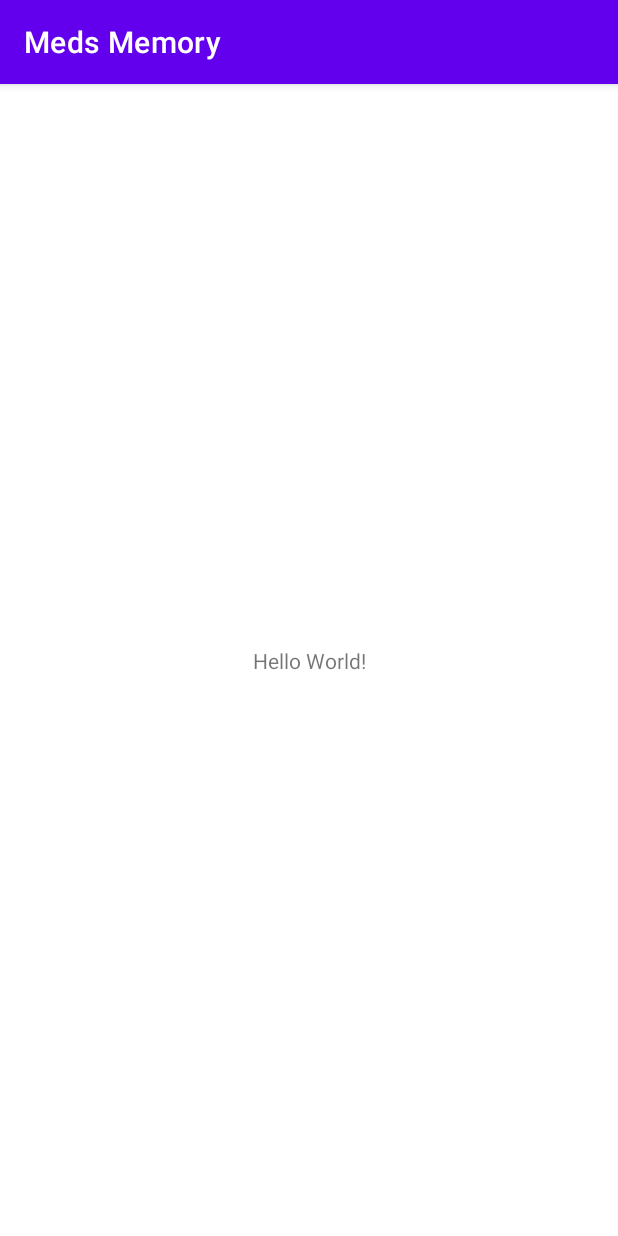
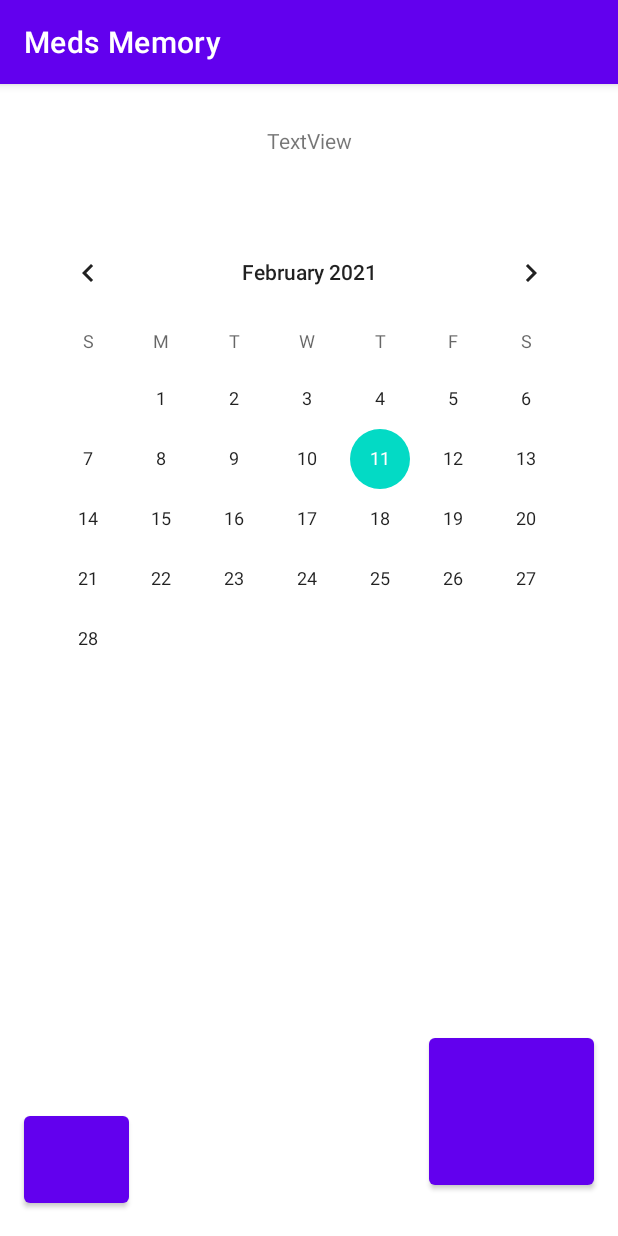
Before and after one commit to Digitaalitontut/Meds-Memory, an Android app: the screen it shows after launch (MainActivity), on a phone screen of 412 x 824 dp. Run offline under Robolectric (Android 15) with nearby library versions, the phone set to English and light mode, and no system bars.

Commit message:
Testing committing changes. Changes to activity_main.xml layout.

```diff
--- a/app/src/main/res/layout/activity_main.xml
+++ b/app/src/main/res/layout/activity_main.xml
@@ -6,13 +6,53 @@
     android:layout_height="match_parent"
     tools:context=".MainActivity">
 
+    <CalendarView
+        android:id="@+id/calendarView"
+        android:layout_width="383dp"
+        android:layout_height="494dp"
+        android:layout_marginStart="16dp"
+        android:layout_marginTop="16dp"
+        android:layout_marginEnd="16dp"
+        android:layout_marginBottom="16dp"
+        app:layout_constraintBottom_toTopOf="@+id/buttonAdd"
+        app:layout_constraintEnd_toEndOf="parent"
+        app:layout_constraintStart_toStartOf="parent"
+        app:layout_constraintTop_toBottomOf="@+id/textView" />
+
+    <Button
+        android:id="@+id/buttonAdd"
+        android:layout_width="110dp"
+        android:layout_height="110dp"
+        android:layout_marginTop="16dp"
+        android:layout_marginEnd="16dp"
+        android:layout_marginRight="16dp"
+        android:layout_marginBottom="16dp"
+        android:textSize="50sp"
+        app:layout_constraintBottom_toBottomOf="parent"
+        app:layout_constraintEnd_toEndOf="parent"
+        app:layout_constraintTop_toBottomOf="@+id/calendarView" />
+
+    <Button
+        android:id="@+id/buttonSett"
+        android:layout_width="70dp"
+        android:layout_height="70dp"
+        android:layout_marginStart="16dp"
+        android:layout_marginLeft="16dp"
+        android:layout_marginBottom="16dp"
+        android:textSize="50sp"
+        app:layout_constraintBottom_toBottomOf="parent"
+        app:layout_constraintStart_toStartOf="parent" />
+
     <TextView
+        android:id="@+id/textView"
         android:layout_width="wrap_content"
         android:layout_height="wrap_content"
-        android:text="Hello World!"
-        app:layout_constraintBottom_toBottomOf="parent"
-        app:layout_constraintLeft_toLeftOf="parent"
-        app:layout_constraintRight_toRightOf="parent"
+        android:layout_marginTop="16dp"
+        android:layout_marginBottom="16dp"
+        android:text="TextView"
+        app:layout_constraintBottom_toTopOf="@+id/calendarView"
+        app:layout_constraintEnd_toEndOf="parent"
+        app:layout_constraintStart_toStartOf="parent"
         app:layout_constraintTop_toTopOf="parent" />
 
 </androidx.constraintlayout.widget.ConstraintLayout>
```
